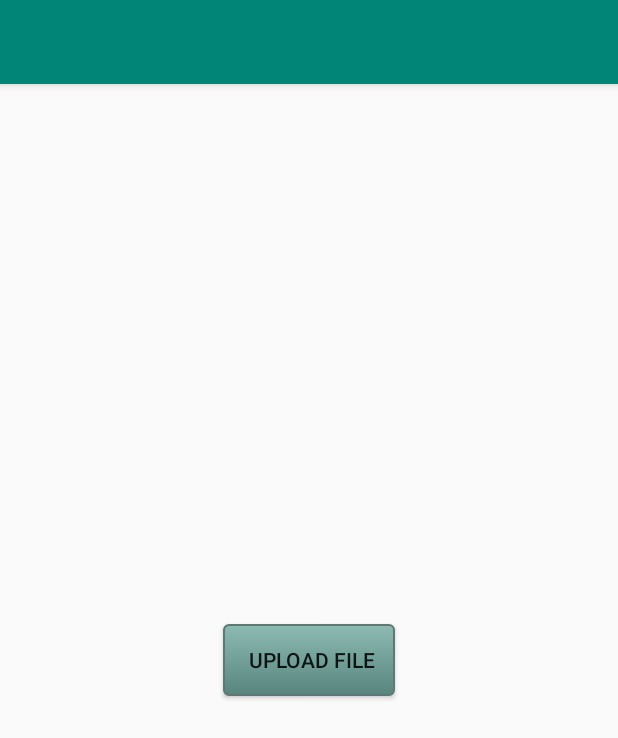
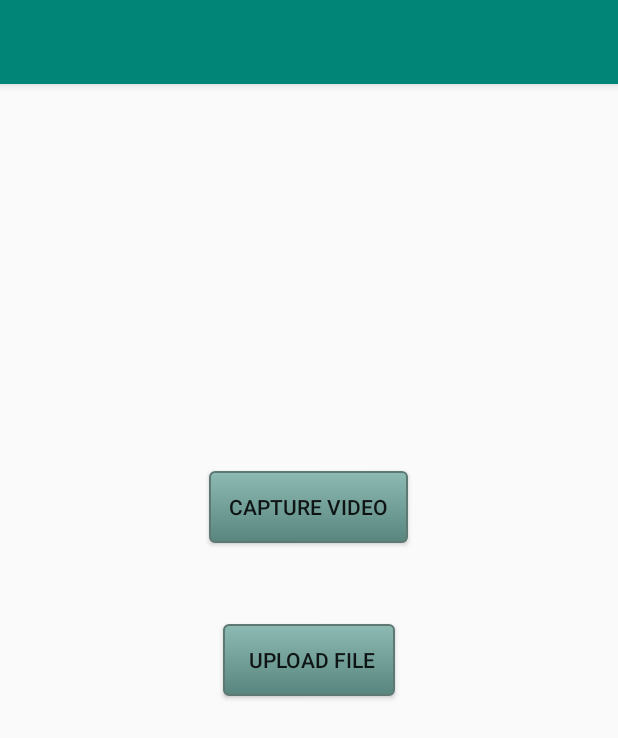
Before and after one commit to sajidahmed12/Flask-Server--REST-API-File-Upload, an Android app: the screen it shows after launch (MainActivity), on a phone screen of 412 x 824 dp. Shown: the top 738 px of the screen. Run offline under Robolectric (Android 15) with nearby library versions, the phone set to English and light mode, and no system bars.

Commit message:
video caputer

```diff
--- a/client_side/FileUploader/app/src/main/AndroidManifest.xml
+++ b/client_side/FileUploader/app/src/main/AndroidManifest.xml
@@ -20,6 +20,10 @@
         </activity>
     </application>
 
+    <uses-feature
+        android:name="android.hardware.camera2"
+        android:required="true" />
+
     <uses-permission android:name="android.permission.INTERNET"></uses-permission>
     <uses-permission android:name="android.permission.ACCESS_WIFI_STATE"></uses-permission>
     <uses-permission android:name="android.permission.ACCESS_NETWORK_STATE"></uses-permission>
--- a/client_side/FileUploader/app/src/main/res/layout/activity_main.xml
+++ b/client_side/FileUploader/app/src/main/res/layout/activity_main.xml
@@ -7,10 +7,26 @@
     tools:context=".MainActivity">
 
     <Button
+        android:id="@+id/capture_button"
+        android:layout_width="wrap_content"
+        android:layout_height="wrap_content"
+        android:background="@drawable/button_style"
+        android:onClick="captureVideo"
+        android:text="    Capture Video    "
+        app:layout_constraintBottom_toBottomOf="parent"
+        app:layout_constraintEnd_toEndOf="parent"
+        app:layout_constraintHorizontal_bias="0.498"
+        app:layout_constraintStart_toStartOf="parent"
+        app:layout_constraintTop_toTopOf="parent"
+        app:layout_constraintVertical_bias="0.358"
+        tools:ignore="DuplicateIds" />
+
+    <Button
         android:id="@+id/upload_button"
         android:layout_width="wrap_content"
         android:layout_height="wrap_content"
         android:background="@drawable/button_style"
+        android:onClick="connectServer"
         android:text="     Upload File    "
         app:layout_constraintBottom_toBottomOf="parent"
         app:layout_constraintEnd_toEndOf="parent"
```
Also changed, not shown: client_side/FileUploader/app/src/main/java/com/example/fileuploader/MainActivity.java (+66 -61 lines).
